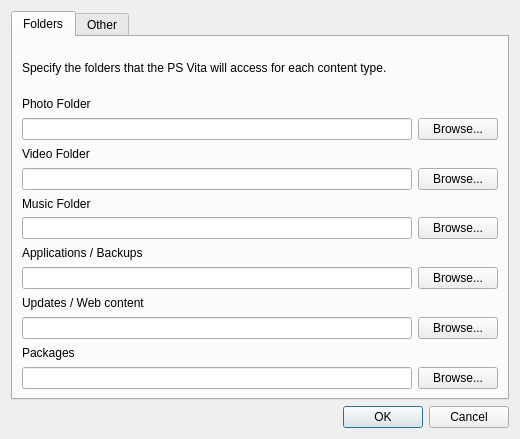
Before: the Qt Designer form src/forms/configwidget.ui in codestation/qcma, drawn with Qt 5.
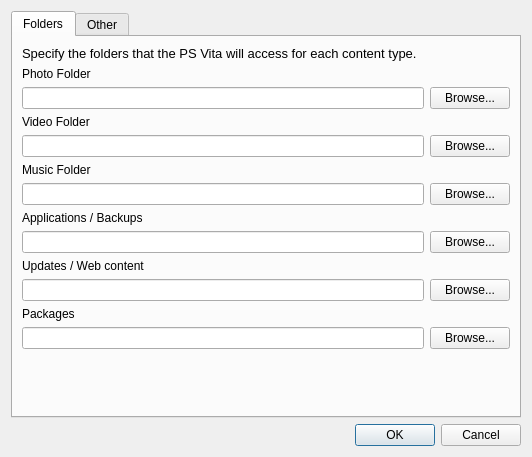
After: the same form once the commit is applied.

Diff of the .ui file:
```diff
--- a/src/forms/configwidget.ui
+++ b/src/forms/configwidget.ui
@@ -6,8 +6,8 @@
    <rect>
     <x>0</x>
     <y>0</y>
-    <width>520</width>
-    <height>439</height>
+    <width>532</width>
+    <height>457</height>
    </rect>
   </property>
   <property name="windowTitle">
@@ -30,6 +30,11 @@
           <layout class="QVBoxLayout" name="verticalLayout_2">
            <item>
             <widget class="QLabel" name="label">
+             <property name="font">
+              <font>
+               <pointsize>10</pointsize>
+              </font>
+             </property>
              <property name="text">
               <string>Specify the folders that the PS Vita will access for each content type.</string>
              </property>
@@ -236,6 +241,19 @@
                </item>
               </layout>
              </item>
+             <item>
+              <spacer name="verticalSpacer_2">
+               <property name="orientation">
+                <enum>Qt::Vertical</enum>
+               </property>
+               <property name="sizeHint" stdset="0">
+                <size>
+                 <width>20</width>
+                 <height>40</height>
+                </size>
+               </property>
+              </spacer>
+             </item>
             </layout>
            </item>
           </layout>
```
